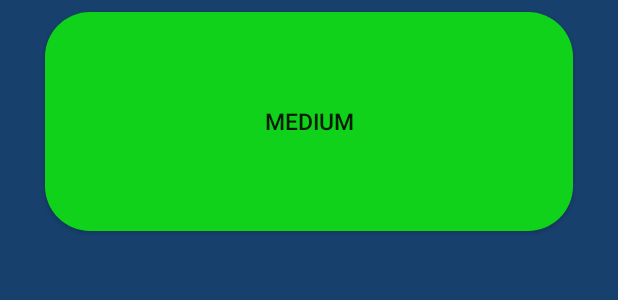
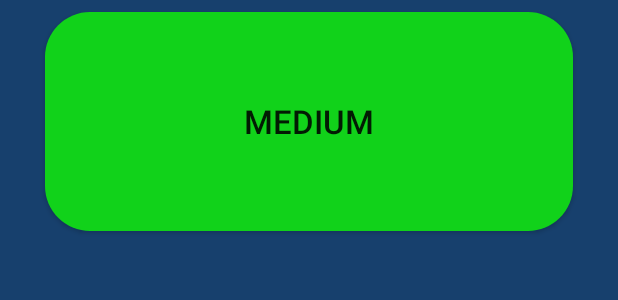
Before and after one commit to yigalangel/HIT-course, an Android app: the layout activity_start_game.xml on its own in the app's theme, with its tools: preview values and no code run, on a phone screen of 412 x 824 dp. Shown: the part 342-642 px from the top of the screen. Run offline under Robolectric (Android 15) with nearby library versions, the phone set to English and light mode, and no system bars.

Commit message:
first merge

```diff
--- a/app/src/main/res/layout/activity_start_game.xml
+++ b/app/src/main/res/layout/activity_start_game.xml
@@ -25,7 +25,7 @@
         android:layout_marginHorizontal="30dp"
         android:layout_marginVertical="30dp"
         android:text="@string/medium"
-        android:textSize="7pt"
+        android:textSize="10pt"
         />
 
     <Button
```
